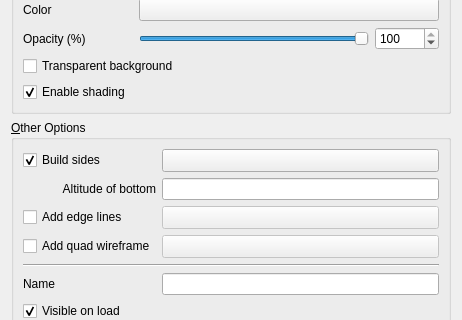
The window that ui/demproperties.ui (minorua/Qgis2threejs) describes before a commit, drawn with Qt 5; both pictures show x 0 to 462 and y 433 to 753 of the 462 by 853 pixel window.
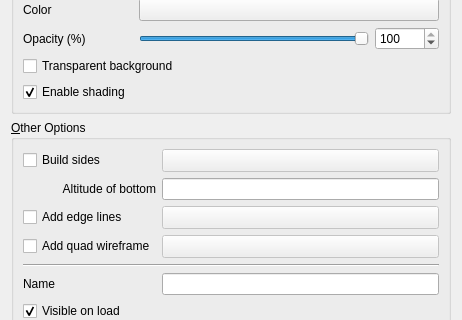
The same window after the commit. Custom widgets are drawn as their Qt base class.

Commit message: DEM: make add sides checkbox unchecked by default

What changed in the file:
```diff
--- a/ui/demproperties.ui
+++ b/ui/demproperties.ui
@@ -457,13 +457,13 @@
         <property name="text">
          <string>Build sides</string>
         </property>
-        <property name="checked">
-         <bool>true</bool>
-        </property>
        </widget>
       </item>
       <item row="2" column="1">
        <widget class="QgsColorButton" name="colorButton_Side">
+        <property name="enabled">
+         <bool>false</bool>
+        </property>
         <property name="sizePolicy">
          <sizepolicy hsizetype="Preferred" vsizetype="Fixed">
           <horstretch>0</horstretch>
```
The commit also changes 2 other files.
